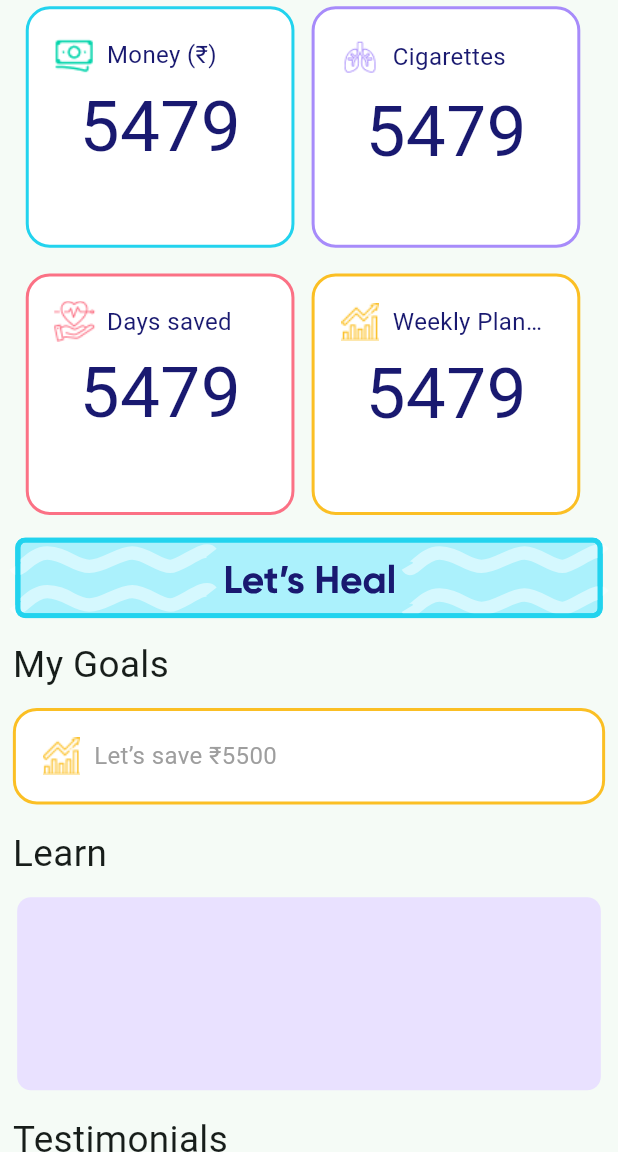
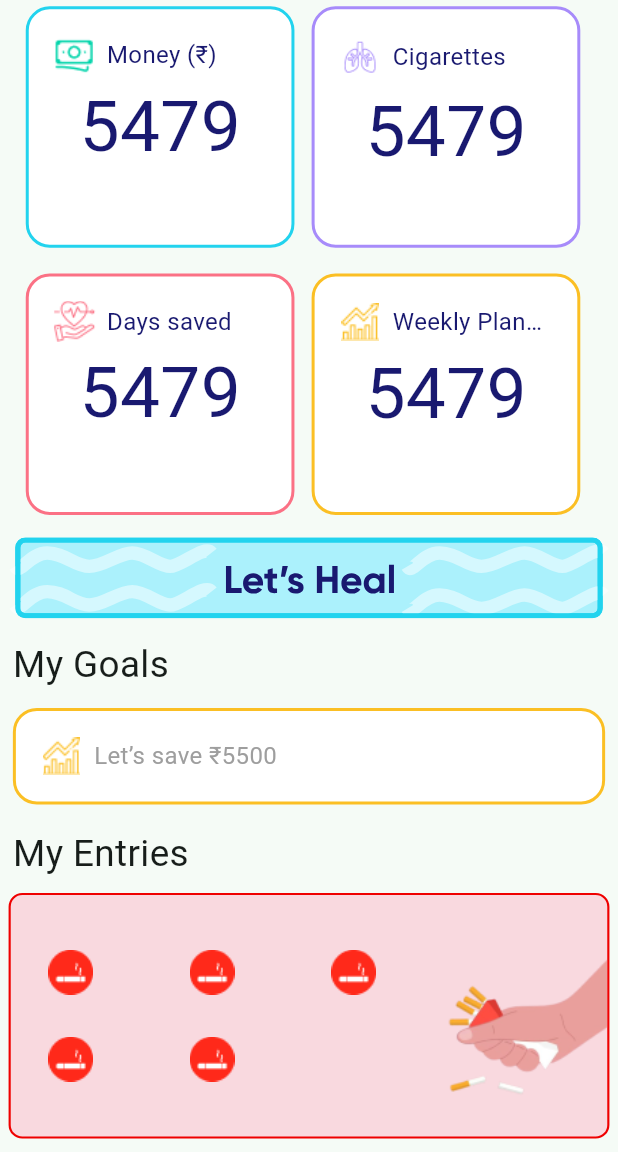
Before and after one commit to neeraj9649/sih, a Flutter app: the HomeScreen screen opened directly, scrolled down 576 dp, on a phone screen of 412 x 824 dp, the part 84-1236 px from its top. Run offline on Flutter 3.47's test engine with Material 3 defaults, Android fonts, the phone set to English and light mode, and no system bars; our stand-ins replace flutter_screenutil, flutter_svg, google_fonts; Roboto replaces fonts that are missing (Gabriela); project files that could hold a hidden picture were left out.

Commit message:
complete home screen

```diff
--- a/lib/Screen/Nav_Bar/Home_screen/Home_Screen.dart
+++ b/lib/Screen/Nav_Bar/Home_screen/Home_Screen.dart
@@ -709,6 +709,62 @@ class _HomeScreenState extends State<HomeScreen> {
                   ),
                 ),
               ),
+              //=======
+              Padding(
+                padding: EdgeInsets.only(top: 20.h, left: 30.w, bottom: 10.h),
+                child: Text(
+                  "My Entries",
+                  style: GoogleFonts.gabriela(
+                    fontSize: 86.sp,
+                  ),
+                ),
+              ),
+              Padding(
+                padding: EdgeInsets.all(20.0.w),
+                child: Container(
+                  decoration: BoxDecoration(
+                    border: Border.all(color: Color(0xffEF0000), width: 5.w),
+                    color: Color(0xffF9D9DF), // Background color
+                    borderRadius: BorderRadius.circular(
+                        32.r), // Matches Material borderRadius
+                  ), // Green background color
+                  child: Row(
+                    children: [
+                      // First container - takes 70% space
+                      Expanded(
+                        flex: 7,
+                        child: Container(
+                          child: Wrap(
+                            spacing:
+                                50.0.w, // Spacing between images horizontally
+                            runSpacing: 80.h, // Spacing between rows vertically
+                            children: List.generate(5, (index) {
+                              return Container(
+                                // No fixed height, the height will adjust based on image size
+                                width: 80, // Adjust width of each SVG image
+                                child: Image.asset(
+                                  cigpng, // SVG image repeated
+                                  width: 100.w,
+                                  height: 100.h,
+                                ),
+                              );
+                            }),
+                          ),
+                        ),
+                      ),
+                      // Second container - takes remaining 30% space
+                      Expanded(
+                        flex: 3,
+                        child: Image.asset(
+                          quitpng,
+                          height: 500.h,
+                          // height: 200.h,
+                        ),
+                      ),
+                    ],
+                  ),
+                ),
+              ),
               // =====================
               Padding(
                 padding: EdgeInsets.only(top: 20.h, left: 30.w, bottom: 10.h),
@@ -751,6 +807,7 @@ class _HomeScreenState extends State<HomeScreen> {
                   ),
                 ),
               ),
+              //=======
             ],
           ),
         ),
--- a/lib/Screen/Nav_Bar/Nav_Bar_screen.dart
+++ b/lib/Screen/Nav_Bar/Nav_Bar_screen.dart
@@ -88,6 +88,7 @@ class _NavBarScreenState extends State<NavBarScreen> {
               BottomNavigationBarItem(
                 icon: SvgPicture.asset(
                   svgIcons[2],
+                  // ccSvg,
                   colorFilter: ColorFilter.mode(
                     currentIndex == 3 ? iconSelectColor : Colors.white,
                     BlendMode.srcIn,
--- a/lib/Util/Png_Names/Png_Names.dart
+++ b/lib/Util/Png_Names/Png_Names.dart
@@ -18,3 +18,4 @@ const flatsvg = 'Assets/Png/flat.svg';
 const cigpng = 'Assets/Png/cig.png';
 const googleIcon = 'Assets/Png/Google_Icon.webp';
 const shoppingCartIcon = 'Assets/Png/shoppingcart.svg';
+const quitpng = 'Assets/Png/quit.png';
--- a/lib/Util/SVG_Names/SVG_Names.dart
+++ b/lib/Util/SVG_Names/SVG_Names.dart
@@ -25,3 +25,5 @@ const hearticonSvg = 'Assets/Svg/hearti.svg';
 const chaticonSvg = 'Assets/Svg/chatB.svg';
 const racSvg = 'Assets/Svg/rac.svg';
 const menuSvg = 'Assets/Svg/menu.svg';
+const quitSvg = 'Assets/Svg/quit.svg';
+const ccSvg = 'Assets/Svg/cc.svg';
```
Also changed, not shown: Assets/Png/quit.png (added), Assets/Svg/cc.svg (added), Assets/Svg/quit.svg (added).
